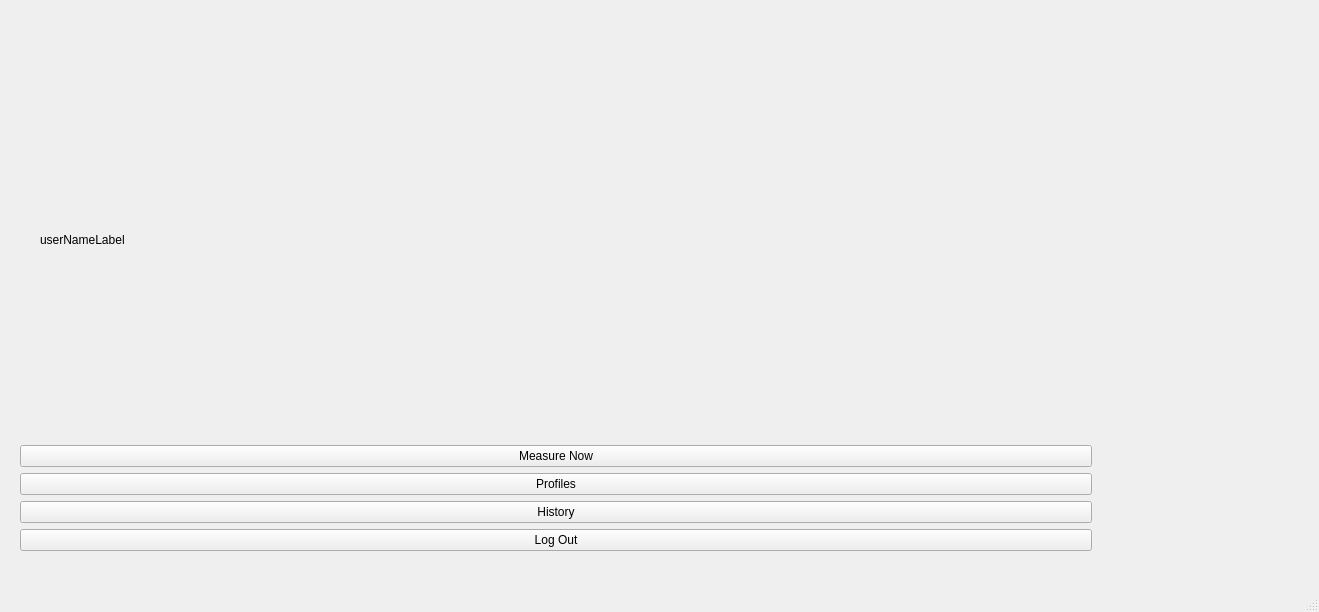
First picture: the form in src/mainwindow.ui, repository vjubea/RaDoTech-Health-Device-Simulation, before the edit.
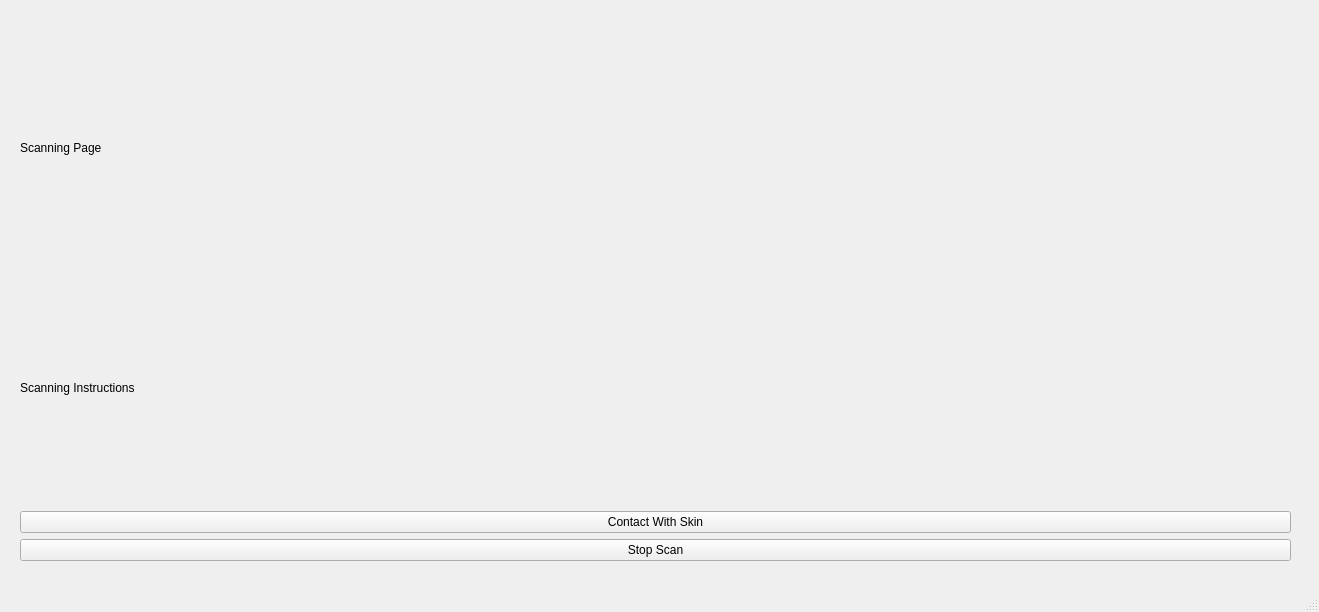
Second picture: the form after the edit. The open tabs and pages were chosen to show the change.

Commit message: Updated mainwindow.cc and .h, - added scannig page & snapshot page

Patch:
```diff
--- a/src/mainwindow.ui
+++ b/src/mainwindow.ui
@@ -278,7 +278,7 @@
       </property>
       <layout class="QVBoxLayout" name="verticalLayout_3">
        <item>
-        <layout class="QHBoxLayout" name="horizontalLayout_2" stretch="0">
+        <layout class="QHBoxLayout" name="horizontalLayout_2" stretch="">
          <property name="spacing">
           <number>10</number>
          </property>
@@ -294,13 +294,6 @@
          <property name="bottomMargin">
           <number>40</number>
          </property>
-         <item>
-          <widget class="QLabel" name="userNameLabel">
-           <property name="text">
-            <string>userNameLabel</string>
-           </property>
-          </widget>
-         </item>
         </layout>
        </item>
        <item>
@@ -324,13 +317,6 @@
          </property>
         </widget>
        </item>
-       <item>
-        <widget class="QPushButton" name="logoutButton">
-         <property name="text">
-          <string>Log Out</string>
-         </property>
-        </widget>
-       </item>
       </layout>
      </widget>
     </widget>
@@ -741,6 +727,69 @@
       </widget>
      </widget>
     </widget>
+    <widget class="QWidget" name="scanningPage">
+     <widget class="QWidget" name="verticalLayoutWidget_11">
+      <property name="geometry">
+       <rect>
+        <x>10</x>
+        <y>10</y>
+        <width>1271</width>
+        <height>531</height>
+       </rect>
+      </property>
+      <layout class="QVBoxLayout" name="scanningLayout">
+       <item>
+        <widget class="QLabel" name="scanHeaderLabel">
+         <property name="text">
+          <string>Scanning Page</string>
+         </property>
+        </widget>
+       </item>
+       <item>
+        <widget class="QLabel" name="scanningInstructionLabel">
+         <property name="text">
+          <string>Scanning Instructions</string>
+         </property>
+        </widget>
+       </item>
+       <item>
+        <widget class="QPushButton" name="contactWithSkinButton">
+         <property name="text">
+          <string>Contact With Skin</string>
+         </property>
+        </widget>
+       </item>
+       <item>
+        <widget class="QPushButton" name="stopButton">
+         <property name="text">
+          <string>Stop Scan</string>
+         </property>
+        </widget>
+       </item>
+      </layout>
+     </widget>
+    </widget>
+    <widget class="QWidget" name="snapshotDetailsPage">
+     <widget class="QWidget" name="verticalLayoutWidget_12">
+      <property name="geometry">
+       <rect>
+        <x>30</x>
+        <y>10</y>
+        <width>1261</width>
+        <height>541</height>
+       </rect>
+      </property>
+      <layout class="QVBoxLayout" name="snapshotLayout">
+       <item>
+        <widget class="QPushButton" name="saveSnapShotButton">
+         <property name="text">
+          <string>Save</string>
+         </property>
+        </widget>
+       </item>
+      </layout>
+     </widget>
+    </widget>
    </widget>
   </widget>
   <widget class="QMenuBar" name="menubar">
```
Left out of the diff: 30 changed lines with no effect on the pictures. The commit also changes 3 other files.
